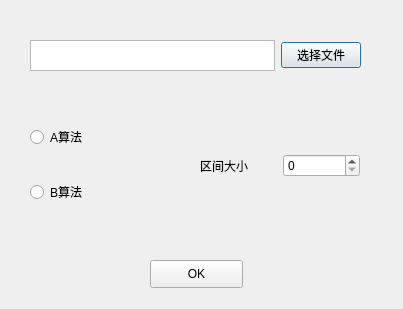
Qt form CCTEST/qCC/PreprocessingDlg.ui (SamuelWangCode/Laser_radar_software) before a commit.
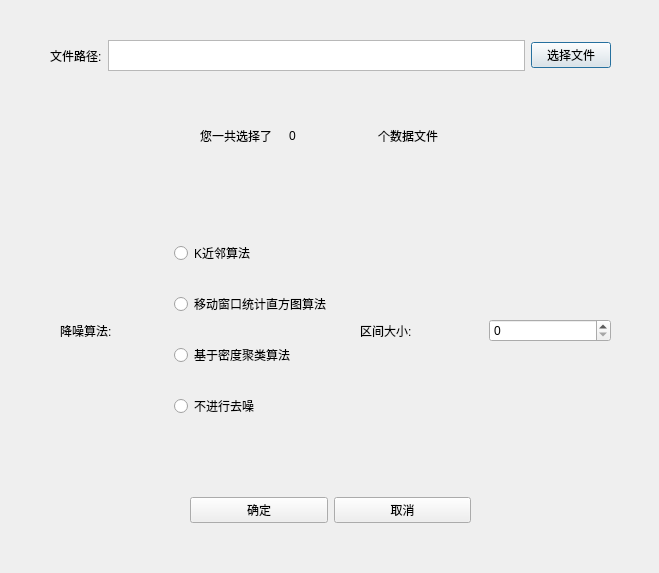
The same form after that commit.

Commit message: 完善对话框。 TODO::添加进度条

```diff
--- a/CCTEST/qCC/PreprocessingDlg.ui
+++ b/CCTEST/qCC/PreprocessingDlg.ui
@@ -6,8 +6,8 @@
    <rect>
     <x>0</x>
     <y>0</y>
-    <width>403</width>
-    <height>309</height>
+    <width>659</width>
+    <height>573</height>
    </rect>
   </property>
   <property name="windowTitle">
@@ -16,13 +16,20 @@
   <widget class="QWidget" name="horizontalLayoutWidget">
    <property name="geometry">
     <rect>
-     <x>30</x>
+     <x>50</x>
      <y>40</y>
-     <width>331</width>
+     <width>561</width>
      <height>31</height>
     </rect>
    </property>
    <layout class="QHBoxLayout" name="horizontalLayout">
+    <item>
+     <widget class="QLabel" name="label_2">
+      <property name="text">
+       <string>文件路径:</string>
+      </property>
+     </widget>
+    </item>
     <item>
      <widget class="QTextEdit" name="textEdit"/>
     </item>
@@ -35,46 +42,20 @@
     </item>
    </layout>
   </widget>
-  <widget class="QWidget" name="verticalLayoutWidget">
-   <property name="geometry">
-    <rect>
-     <x>30</x>
-     <y>100</y>
-     <width>161</width>
-     <height>131</height>
-    </rect>
-   </property>
-   <layout class="QVBoxLayout" name="verticalLayout_2">
-    <item>
-     <widget class="QRadioButton" name="radioButton">
-      <property name="text">
-       <string>A算法</string>
-      </property>
-     </widget>
-    </item>
-    <item>
-     <widget class="QRadioButton" name="radioButton_2">
-      <property name="text">
-       <string>B算法</string>
-      </property>
-     </widget>
-    </item>
-   </layout>
-  </widget>
   <widget class="QWidget" name="horizontalLayoutWidget_2">
    <property name="geometry">
     <rect>
-     <x>200</x>
-     <y>100</y>
-     <width>160</width>
-     <height>131</height>
+     <x>360</x>
+     <y>220</y>
+     <width>251</width>
+     <height>221</height>
     </rect>
    </property>
    <layout class="QHBoxLayout" name="horizontalLayout_2">
     <item>
      <widget class="QLabel" name="label">
       <property name="text">
-       <string>区间大小</string>
+       <string>区间大小:</string>
       </property>
      </widget>
     </item>
@@ -83,18 +64,115 @@
     </item>
    </layout>
   </widget>
-  <widget class="QPushButton" name="okButton">
+  <widget class="QWidget" name="horizontalLayoutWidget_3">
    <property name="geometry">
     <rect>
-     <x>150</x>
-     <y>260</y>
-     <width>93</width>
-     <height>28</height>
+     <x>190</x>
+     <y>470</y>
+     <width>281</width>
+     <height>80</height>
     </rect>
    </property>
-   <property name="text">
-    <string>OK</string>
+   <layout class="QHBoxLayout" name="horizontalLayout_3">
+    <item>
+     <widget class="QPushButton" name="okButton">
+      <property name="text">
+       <string>确定</string>
+      </property>
+     </widget>
+    </item>
+    <item>
+     <widget class="QPushButton" name="pushButton_2">
+      <property name="text">
+       <string>取消</string>
+      </property>
+     </widget>
+    </item>
+   </layout>
+  </widget>
+  <widget class="QWidget" name="horizontalLayoutWidget_4">
+   <property name="geometry">
+    <rect>
+     <x>200</x>
+     <y>120</y>
+     <width>261</width>
+     <height>31</height>
+    </rect>
    </property>
+   <layout class="QHBoxLayout" name="horizontalLayout_4">
+    <item>
+     <widget class="QLabel" name="label_5">
+      <property name="text">
+       <string>您一共选择了</string>
+      </property>
+     </widget>
+    </item>
+    <item>
+     <widget class="QLabel" name="fileNumber">
+      <property name="text">
+       <string>0</string>
+      </property>
+     </widget>
+    </item>
+    <item>
+     <widget class="QLabel" name="label_3">
+      <property name="text">
+       <string>个数据文件</string>
+      </property>
+     </widget>
+    </item>
+   </layout>
+  </widget>
+  <widget class="QWidget" name="horizontalLayoutWidget_6">
+   <property name="geometry">
+    <rect>
+     <x>60</x>
+     <y>220</y>
+     <width>271</width>
+     <height>221</height>
+    </rect>
+   </property>
+   <layout class="QHBoxLayout" name="horizontalLayout_7">
+    <item>
+     <widget class="QLabel" name="label_4">
+      <property name="text">
+       <string>降噪算法:</string>
+      </property>
+     </widget>
+    </item>
+    <item>
+     <layout class="QVBoxLayout" name="verticalLayout_2">
+      <item>
+       <widget class="QRadioButton" name="radioButton">
+        <property name="text">
+         <string>K近邻算法</string>
+        </property>
+       </widget>
+      </item>
+      <item>
+       <widget class="QRadioButton" name="radioButton_2">
+        <property name="text">
+         <string>移动窗口统计直方图算法</string>
+        </property>
+       </widget>
+      </item>
+      <item>
+       <widget class="QRadioButton" name="radioButton_3">
+        <property name="text">
+         <string>基于密度聚类算法</string>
+        </property>
+       </widget>
+      </item>
+      <item>
+       <widget class="QRadioButton" name="radioButton_4">
+        <property name="text">
+         <string>不进行去噪</string>
+        </property>
+       </widget>
+      </item>
+     </layout>
+    </item>
+   </layout>
   </widget>
  </widget>
  <resources/>
```
The commit also changes 4 other files.
